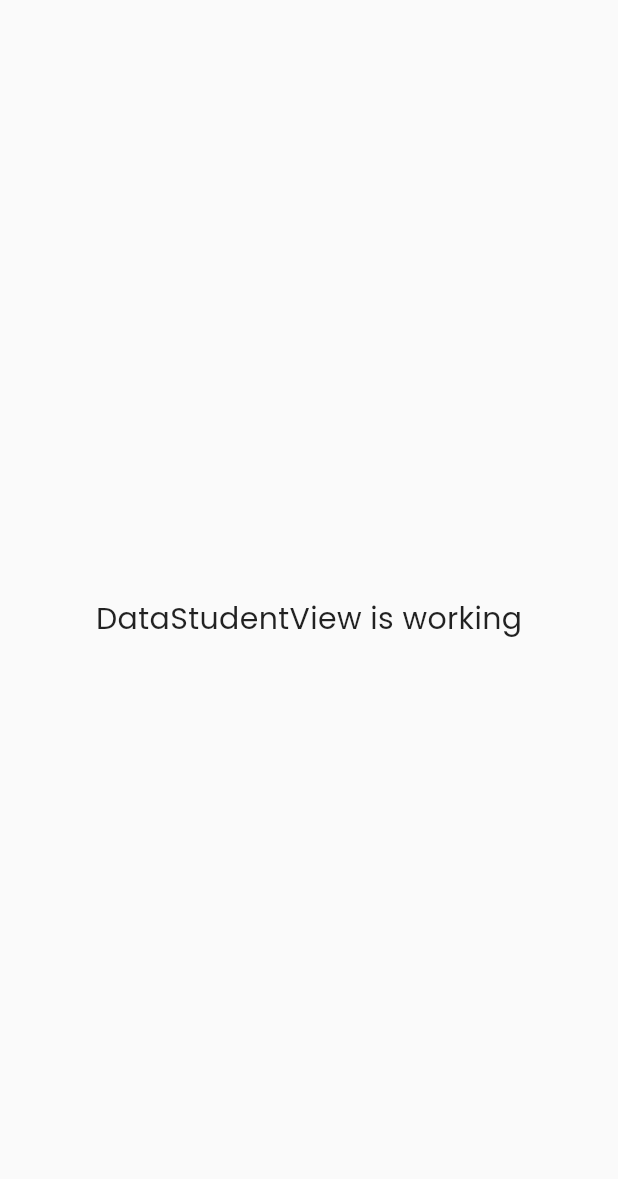
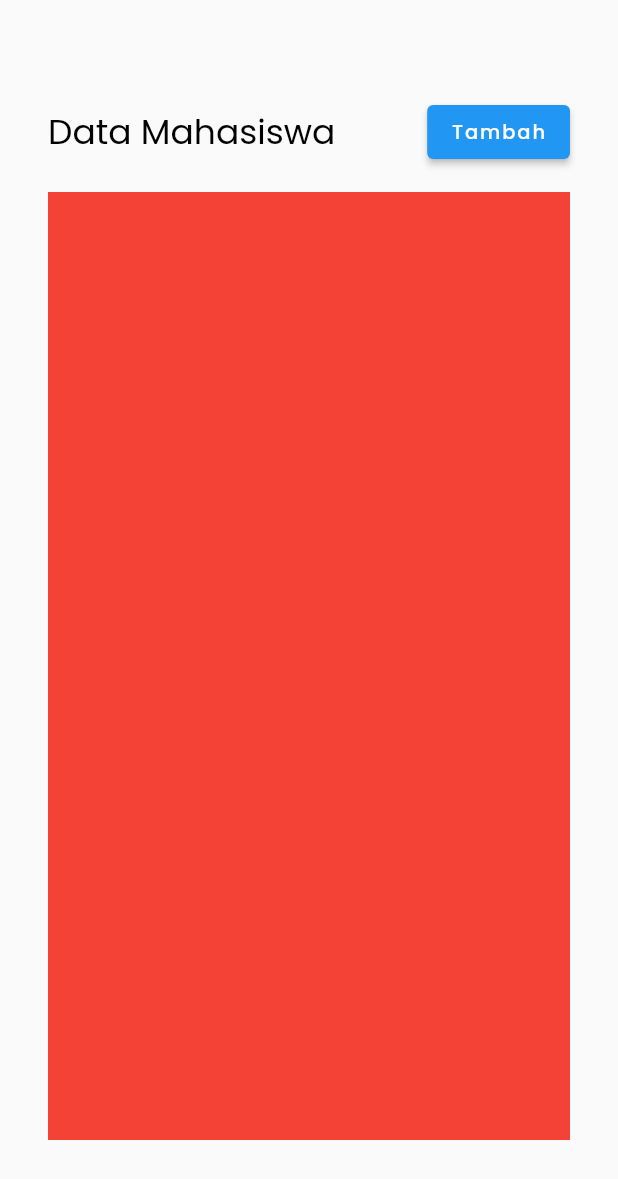
Before and after one commit to dharmayudistira/easyflutter, a Flutter app: the DataStudentView screen opened by its route, on a phone screen of 412 x 824 dp. Shown: the top 1179 px of the screen. Run offline on Flutter 3.47's test engine with Material 2 defaults, Android fonts, the light colour scheme and no system bars; our stand-ins replace data_table_2, firebase_core, get, get_storage, google_fonts; accounts and stored records are empty.

Commit message:
code dashboard data kelas UI for dosen

```diff
--- a/lib/app/modules/data_class/bindings/data_class_binding.dart
+++ b/lib/app/modules/data_class/bindings/data_class_binding.dart
@@ -5,8 +5,6 @@ import '../controllers/data_class_controller.dart';
 class DataClassBinding extends Bindings {
   @override
   void dependencies() {
-    Get.lazyPut<DataClassController>(
-      () => DataClassController(),
-    );
+    Get.put(DataClassController());
   }
 }
--- a/lib/app/modules/data_student/views/data_student_view.dart
+++ b/lib/app/modules/data_student/views/data_student_view.dart
@@ -1,3 +1,4 @@
+import 'package:easyflutter/app/constants/dimen_constants.dart';
 import 'package:flutter/material.dart';
 
 import 'package:get/get.dart';
@@ -8,10 +9,36 @@ class DataStudentView extends GetView<DataStudentController> {
   @override
   Widget build(BuildContext context) {
     return Scaffold(
-      body: Center(
-        child: Text(
-          'DataStudentView is working',
-          style: TextStyle(fontSize: 20),
+      body: Padding(
+        padding:
+            EdgeInsets.symmetric(horizontal: dimenMedium, vertical: dimenLarge),
+        child: Column(
+          children: [
+            Row(
+              mainAxisAlignment: MainAxisAlignment.spaceBetween,
+              children: [
+                Text(
+                  "Data Mahasiswa",
+                  style: Theme.of(context)
+                      .textTheme
+                      .headline5
+                      ?.copyWith(color: Colors.black),
+                ),
+                ElevatedButton(
+                  onPressed: () {},
+                  child: Text(
+                    "Tambah",
+                  ),
+                ),
+              ],
+            ),
+            SizedBox(height: dimenSmall),
+            Expanded(
+              child: Container(
+                color: Colors.red,
+              ),
+            ),
+          ],
         ),
       ),
     );
```
Also changed, not shown: lib/app/modules/data_class/controllers/data_class_controller.dart (+86 -16 lines), lib/app/modules/data_class/views/data_class_view.dart (+68 -5 lines).
